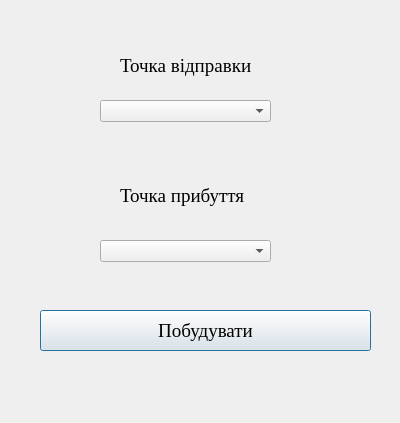
Before: the Qt Designer form MapsWay/routeconstruction.ui in MariaMihajilova/MapsWay, drawn with Qt 5.
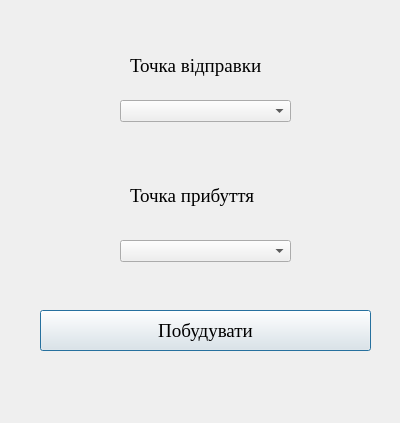
After: the same form once the commit is applied.

What changed in the file:
```diff
--- a/MapsWay/routeconstruction.ui
+++ b/MapsWay/routeconstruction.ui
@@ -28,9 +28,9 @@
   <widget class="QLabel" name="label">
    <property name="geometry">
     <rect>
-     <x>120</x>
+     <x>130</x>
      <y>50</y>
-     <width>141</width>
+     <width>151</width>
      <height>31</height>
     </rect>
    </property>
@@ -47,7 +47,7 @@
   <widget class="QLabel" name="label_2">
    <property name="geometry">
     <rect>
-     <x>120</x>
+     <x>130</x>
      <y>180</y>
      <width>141</width>
      <height>31</height>
@@ -66,7 +66,7 @@
   <widget class="QComboBox" name="comboBox">
    <property name="geometry">
     <rect>
-     <x>100</x>
+     <x>120</x>
      <y>100</y>
      <width>171</width>
      <height>22</height>
@@ -76,7 +76,7 @@
   <widget class="QComboBox" name="comboBox_2">
    <property name="geometry">
     <rect>
-     <x>100</x>
+     <x>120</x>
      <y>240</y>
      <width>171</width>
      <height>22</height>
```
